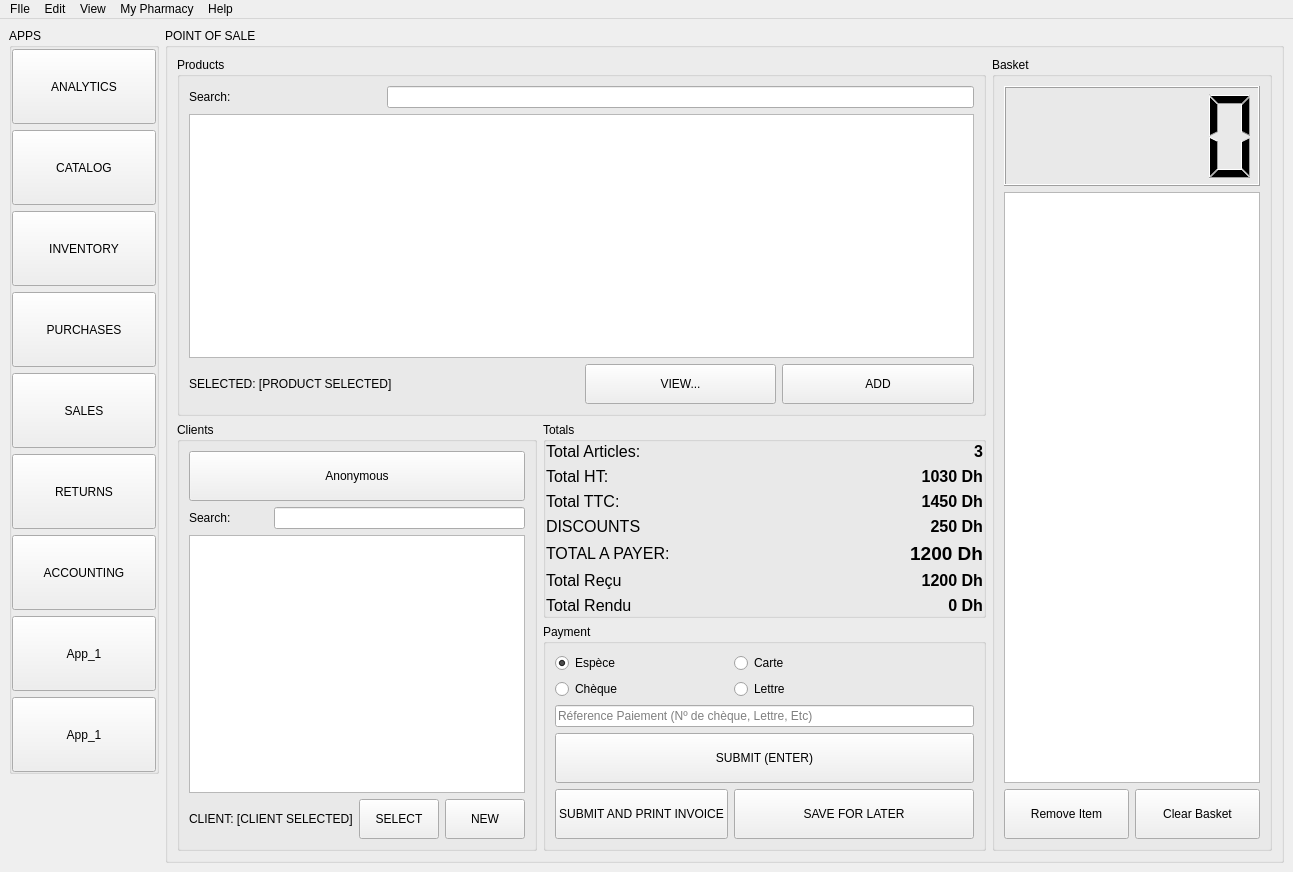
This is pos/pos_ui/PointOfSale.ui in cubicalia/apotekia as Qt 5 draws it before an edit. The edited form follows.
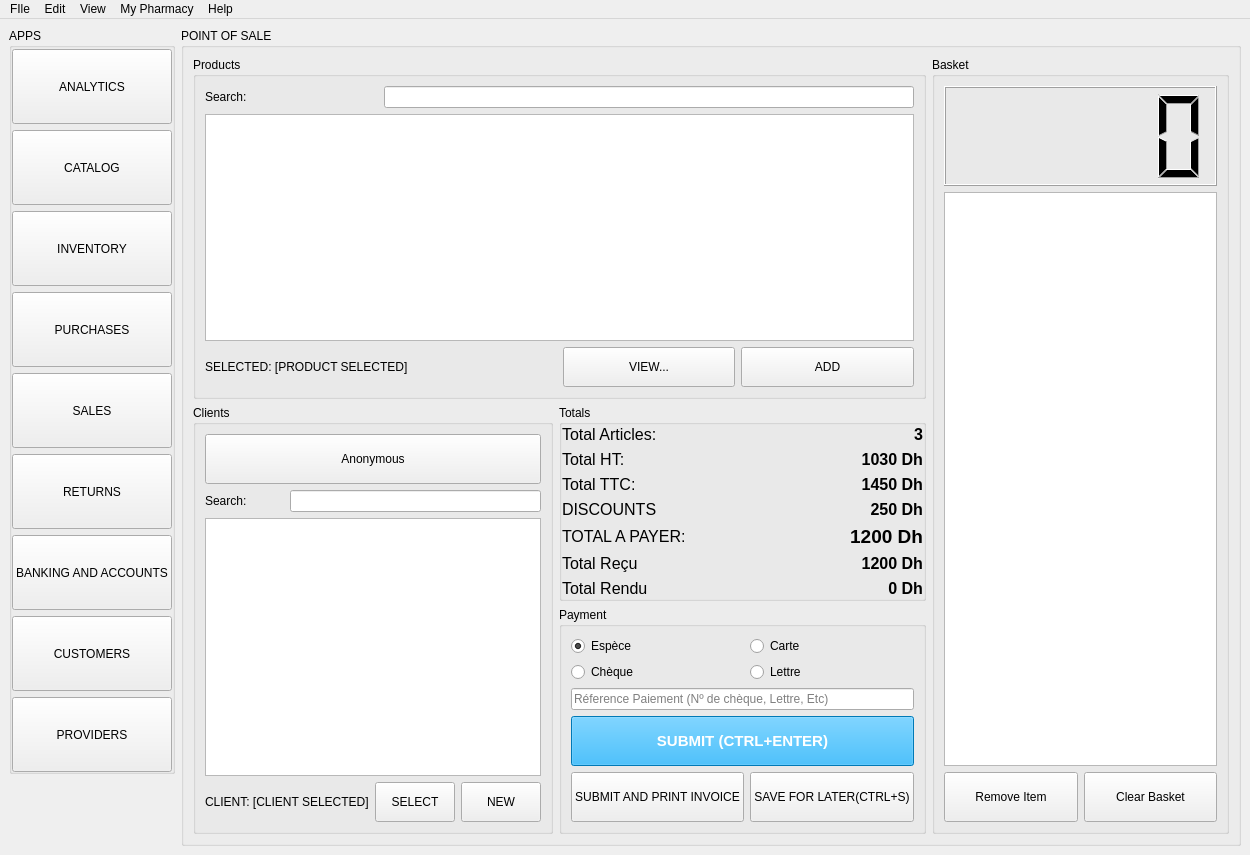
This is the edited form.

Commit message: Point Of Sale UI and methods refactored

Diff of the .ui file:
```diff
--- a/pos/pos_ui/PointOfSale.ui
+++ b/pos/pos_ui/PointOfSale.ui
@@ -6,8 +6,8 @@
    <rect>
     <x>0</x>
     <y>0</y>
-    <width>1293</width>
-    <height>872</height>
+    <width>1250</width>
+    <height>855</height>
    </rect>
   </property>
   <property name="windowTitle">
@@ -18,7 +18,7 @@
     <item alignment="Qt::AlignTop">
      <widget class="QGroupBox" name="APPS_GroupBox">
       <property name="sizePolicy">
-       <sizepolicy hsizetype="Maximum" vsizetype="Minimum">
+       <sizepolicy hsizetype="Maximum" vsizetype="Preferred">
         <horstretch>0</horstretch>
         <verstretch>0</verstretch>
        </sizepolicy>
@@ -279,7 +279,7 @@
           <bool>true</bool>
          </property>
          <property name="text">
-          <string>ACCOUNTING</string>
+          <string>BANKING AND ACCOUNTS</string>
          </property>
         </widget>
        </item>
@@ -313,7 +313,7 @@
           <bool>true</bool>
          </property>
          <property name="text">
-          <string>App_1</string>
+          <string>CUSTOMERS</string>
          </property>
         </widget>
        </item>
@@ -347,7 +347,7 @@
           <bool>true</bool>
          </property>
          <property name="text">
-          <string>App_1</string>
+          <string>PROVIDERS</string>
          </property>
         </widget>
        </item>
@@ -368,12 +368,24 @@
       <layout class="QGridLayout" name="gridLayout_9">
        <item row="2" column="1" rowspan="3">
         <widget class="QGroupBox" name="groupBox_6">
+         <property name="sizePolicy">
+          <sizepolicy hsizetype="Preferred" vsizetype="Preferred">
+           <horstretch>0</horstretch>
+           <verstretch>0</verstretch>
+          </sizepolicy>
+         </property>
          <property name="title">
           <string>Payment</string>
          </property>
          <layout class="QGridLayout" name="gridLayout_2">
           <item row="6" column="0">
            <widget class="QPushButton" name="SubmitAndPrintButton">
+            <property name="sizePolicy">
+             <sizepolicy hsizetype="Expanding" vsizetype="Fixed">
+              <horstretch>0</horstretch>
+              <verstretch>0</verstretch>
+             </sizepolicy>
+            </property>
             <property name="minimumSize">
              <size>
               <width>0</width>
@@ -400,7 +412,7 @@
              </size>
             </property>
             <property name="text">
-             <string>SAVE FOR LATER</string>
+             <string>SAVE FOR LATER(CTRL+S)</string>
             </property>
            </widget>
           </item>
@@ -450,8 +462,22 @@
               <height>50</height>
              </size>
             </property>
+            <property name="font">
+             <font>
+              <pointsize>11</pointsize>
+              <weight>75</weight>
+              <bold>true</bold>
+             </font>
+            </property>
+            <property name="styleSheet">
+             <string notr="true">background-color: rgb(0, 170, 255);
+color: rgb(255, 255, 255);</string>
+            </property>
             <property name="text">
-             <string>SUBMIT (ENTER)</string>
+             <string>SUBMIT (CTRL+ENTER)</string>
+            </property>
+            <property name="shortcut">
+             <string>Ctrl+Return</string>
             </property>
            </widget>
           </item>
@@ -527,6 +553,12 @@
        </item>
        <item row="1" column="1">
         <widget class="QGroupBox" name="groupBox_4">
+         <property name="sizePolicy">
+          <sizepolicy hsizetype="Preferred" vsizetype="Preferred">
+           <horstretch>0</horstretch>
+           <verstretch>0</verstretch>
+          </sizepolicy>
+         </property>
          <property name="title">
           <string>Totals</string>
          </property>
@@ -844,6 +876,12 @@
        </item>
        <item row="0" column="3" rowspan="5">
         <widget class="QGroupBox" name="groupBox_5">
+         <property name="sizePolicy">
+          <sizepolicy hsizetype="Expanding" vsizetype="Preferred">
+           <horstretch>0</horstretch>
+           <verstretch>0</verstretch>
+          </sizepolicy>
+         </property>
          <property name="title">
           <string>Basket</string>
          </property>
@@ -900,7 +938,7 @@
     <rect>
      <x>0</x>
      <y>0</y>
-     <width>1293</width>
+     <width>1250</width>
      <height>21</height>
     </rect>
    </property>
```
The commit also changes 3 other files.
